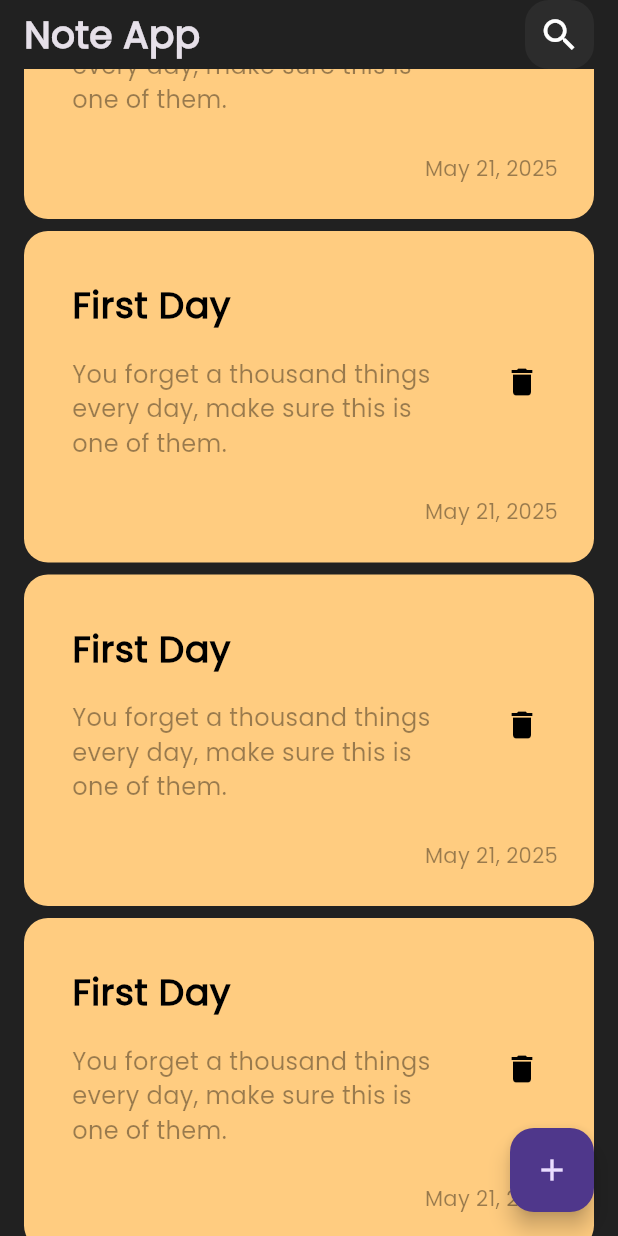
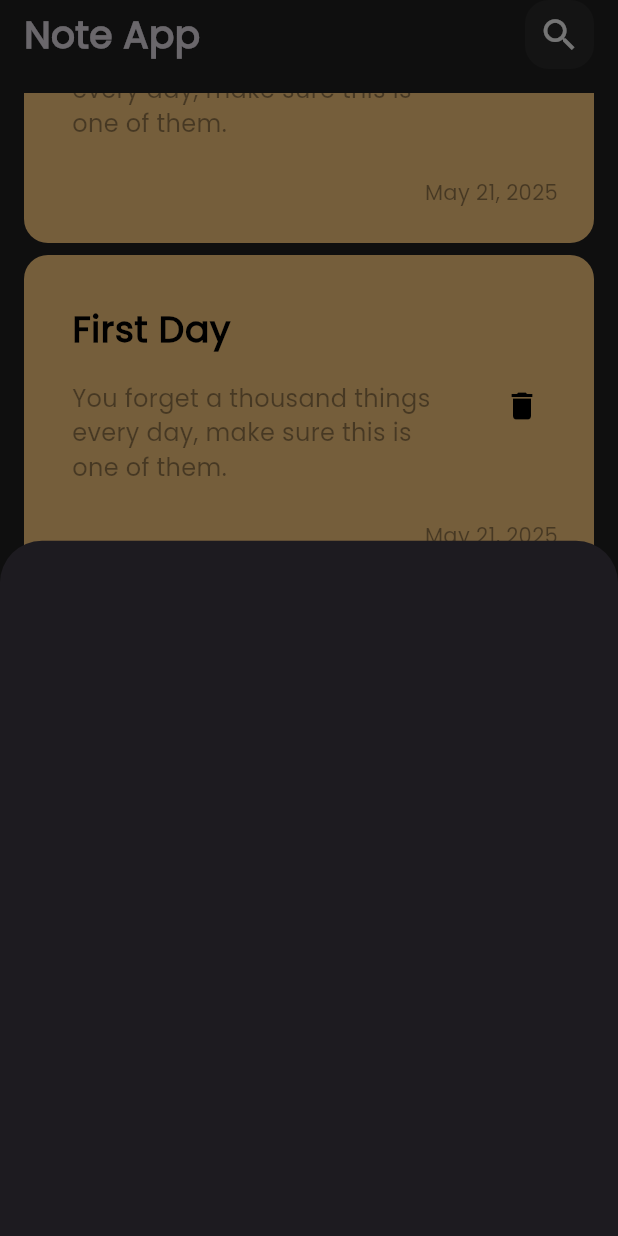
Before and after one commit to IMarooz/note_app, a Flutter app: the screen it shows after launch, scrolled down 1728 dp, after a tap on the "add" icon, on a phone screen of 412 x 824 dp. Run offline on Flutter 3.47's test engine with Material 3 defaults, Android fonts, the phone set to English and light mode, and no system bars.

Commit message:
Show Modal Bottom Sheet

```diff
--- a/lib/views/notes_view.dart
+++ b/lib/views/notes_view.dart
@@ -1,4 +1,5 @@
 import 'package:flutter/material.dart';
+import 'package:note_app_tharwat/views/widgets/add_note_bottom_sheet.dart';
 import 'package:note_app_tharwat/views/widgets/notes_view_body.dart';
 
 class NotesView extends StatefulWidget {
@@ -13,7 +14,14 @@
   Widget build(BuildContext context) {
     return Scaffold(
       floatingActionButton: FloatingActionButton(
-        onPressed: () {},
+        onPressed: () {
+          showModalBottomSheet(
+            context: context,
+            builder: (context) {
+              return const AddNoteBottomSheet();
+            },
+          );
+        },
         child: Icon(Icons.add),
       ),
       body: const NotesViewBody(),
--- /dev/null
+++ b/lib/views/widgets/add_note_bottom_sheet.dart
@@ -0,0 +1,10 @@
+import 'package:flutter/material.dart';
+
+class AddNoteBottomSheet extends StatelessWidget {
+  const AddNoteBottomSheet({super.key});
+
+  @override
+  Widget build(BuildContext context) {
+    return Container();
+  }
+}
--- a/lib/views/widgets/notes_list_view.dart
+++ b/lib/views/widgets/notes_list_view.dart
@@ -7,13 +7,17 @@
 
   @override
   Widget build(BuildContext context) {
-    return ListView.builder(
+    return Padding(
+      padding: const EdgeInsets.symmetric(vertical: 16.0),
+      child: ListView.builder(
+        padding: const EdgeInsets.all(0),
         itemBuilder: (context, index) {
           return const Padding(
             padding: EdgeInsets.symmetric(vertical: 4.0),
             child: NoteItem(),
           );
         },
+      ),
     );
   }
 }
```
Lines whose indentation alone changed are shown as unchanged.
